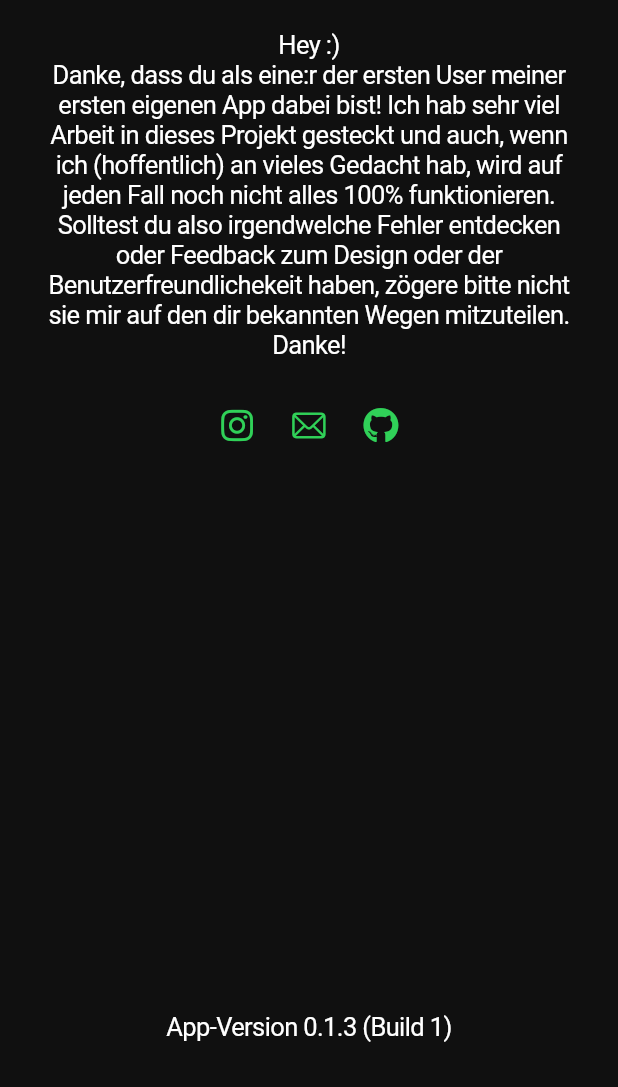
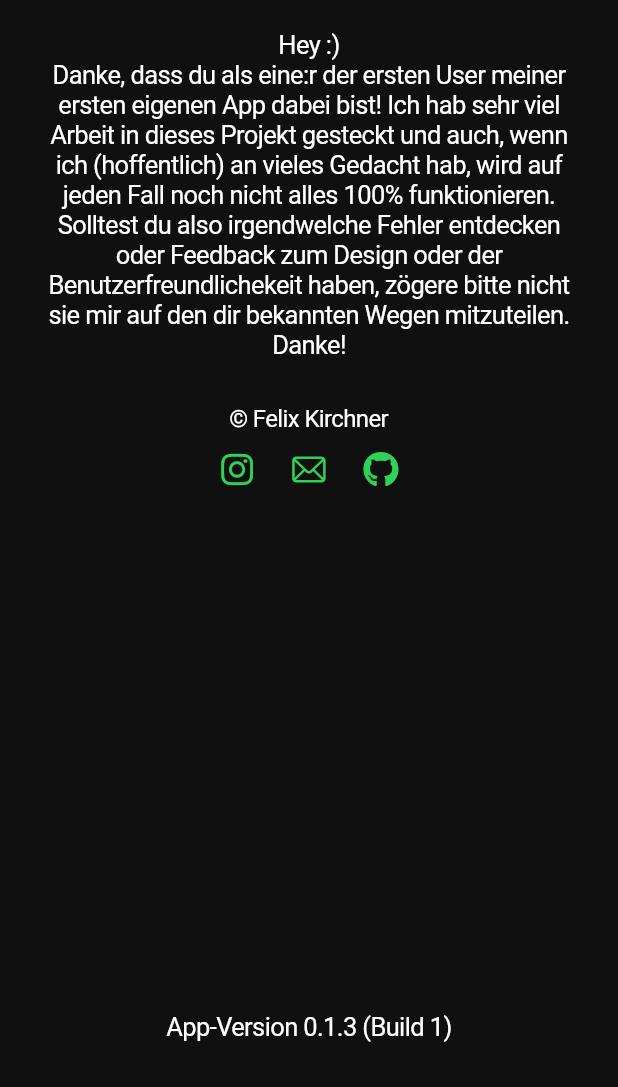
Before and after one commit to flixcoo/Cabo-Counter, a Flutter app: the InformationView screen opened directly, on a phone screen of 412 x 824 dp, the part 149-1236 px from its top. Run offline on Flutter 3.47's test engine with Material 3 defaults, Android fonts, the light colour scheme and no system bars; our stand-ins replace font_awesome_flutter, package_info_plus.

Commit message:
Small changes on info view

```diff
--- a/lib/views/information_view.dart
+++ b/lib/views/information_view.dart
@@ -48,7 +48,11 @@ class InformationView extends StatelessWidget {
                       textAlign: TextAlign.center,
                     )),
                 SizedBox(
-                  height: 20,
+                  height: 30,
+                ),
+                Text(
+                  '\u00A9 Felix Kirchner',
+                  style: TextStyle(fontSize: 16),
                 ),
                 Row(
                   mainAxisAlignment: MainAxisAlignment.center,
```
